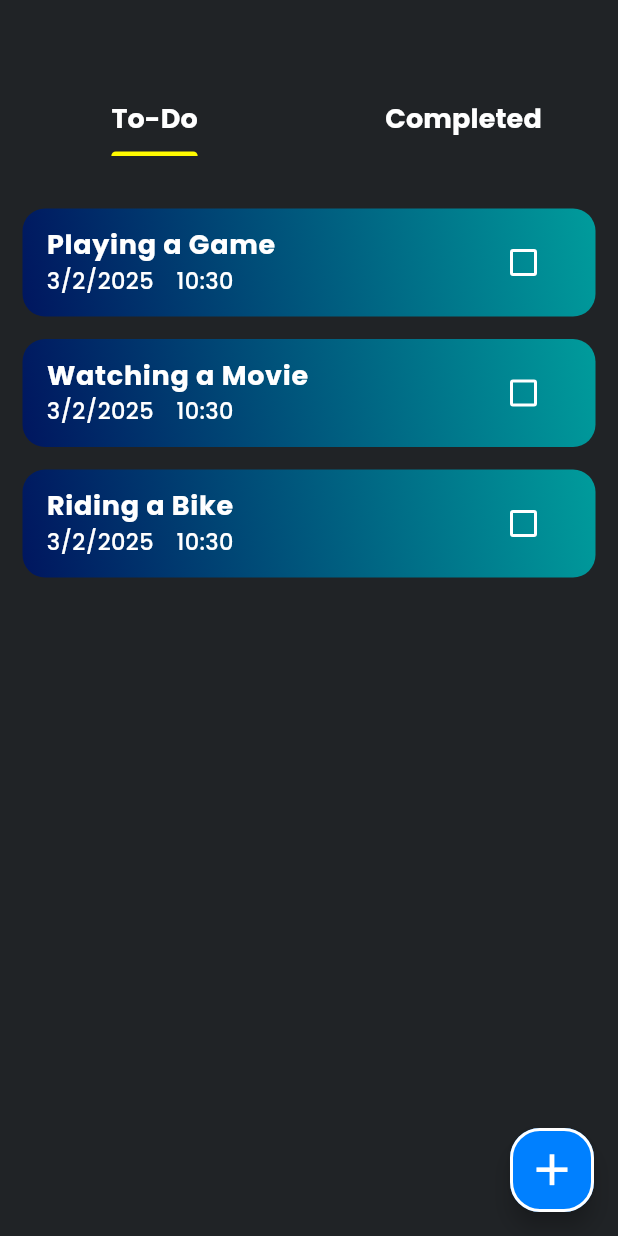
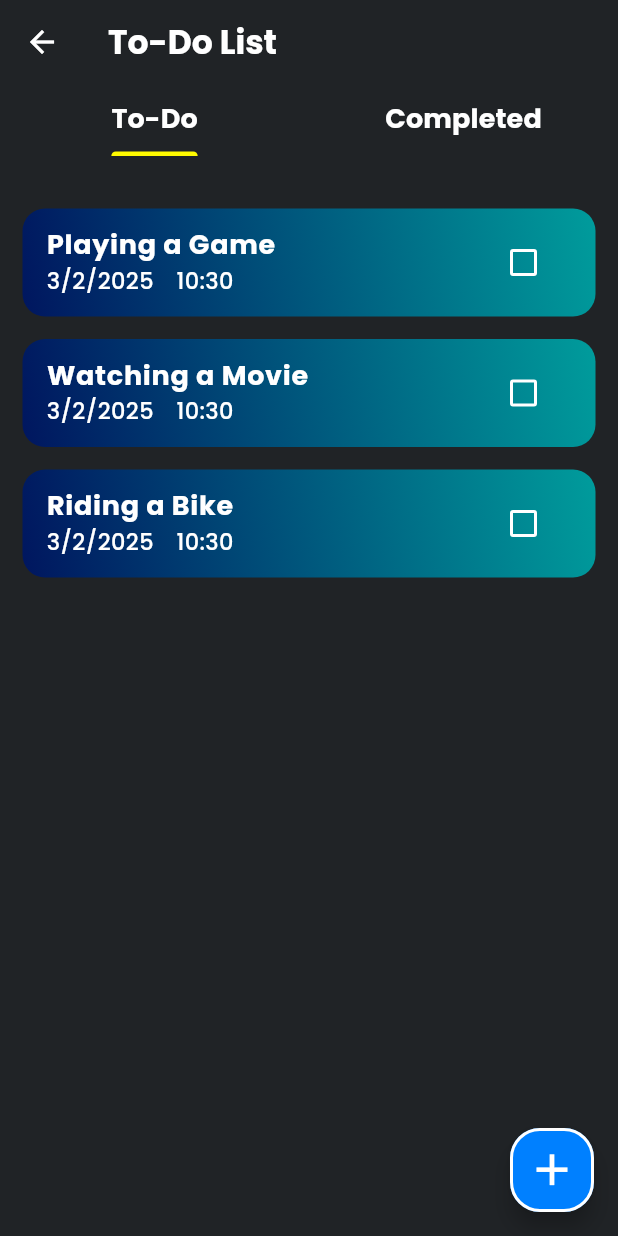
Before and after one commit to PAIshanMadusha/Note-Nest-Application, a Flutter app: the TodoListPage screen opened by its route, on a phone screen of 412 x 824 dp. Run offline on Flutter 3.47's test engine with Material 3 defaults, Android fonts, the light colour scheme and no system bars; our stand-ins replace go_router, google_fonts, hive, hive_flutter; accounts and stored records are empty.

Commit message:
Designed, Mark As Done

```diff
--- a/lib/pages/todo_list_page.dart
+++ b/lib/pages/todo_list_page.dart
@@ -2,6 +2,7 @@ import 'package:flutter/material.dart';
 import 'package:note_nest_application/models/todo_model.dart';
 import 'package:note_nest_application/services/todo_service.dart';
 import 'package:note_nest_application/utils/app_colors.dart';
+import 'package:note_nest_application/utils/app_router.dart';
 import 'package:note_nest_application/utils/app_text_styles.dart';
 import 'package:note_nest_application/widgets/completed_tab.dart';
 import 'package:note_nest_application/widgets/todo_tab.dart';
@@ -32,7 +33,7 @@ class _TodoListPageState extends State<TodoListPage>
 
   void _checkIfUserIsNew() async {
     final bool isNewUser = await todoService.isNewUser();
-    if(isNewUser){
+    if (isNewUser) {
       await todoService.createInitialTodos();
     }
     _loadTodos();
@@ -55,6 +56,17 @@ class _TodoListPageState extends State<TodoListPage>
   Widget build(BuildContext context) {
     return Scaffold(
       appBar: AppBar(
+        automaticallyImplyLeading: false,
+        leading: IconButton(
+          onPressed: () {
+            AppRouter.router.push("/");
+          },
+          icon: Icon(Icons.arrow_back),
+        ),
+        title: Text(
+          "To-Do List",
+          style: AppTextStyles.appSubTitle,
+        ),
         bottom: TabBar(
           controller: _tabController,
           dividerColor: AppColors.kBackGroundColor,
@@ -95,9 +107,11 @@ class _TodoListPageState extends State<TodoListPage>
         children: [
           TodoTab(
             incompletedTodos: incompletedTodos,
+            completedTodos: completedTodos,
           ),
           CompletedTab(
             completedTodos: completedTodos,
+            incompletedTodos: incompletedTodos,
           ),
         ],
       ),
--- a/lib/widgets/todo_card.dart
+++ b/lib/widgets/todo_card.dart
@@ -7,10 +7,12 @@ import 'package:note_nest_application/utils/app_text_styles.dart';
 class TodoCard extends StatefulWidget {
   final TodoModel todo;
   final bool isCompleted;
+  final Function() onCheckBoxMarked;
   const TodoCard({
     super.key,
     required this.todo,
     required this.isCompleted,
+    required this.onCheckBoxMarked,
   });
 
   @override
@@ -52,7 +54,7 @@ class _TodoCardState extends State<TodoCard> {
         ),
         trailing: Checkbox(
           value: widget.isCompleted,
-          onChanged: (value) {},
+          onChanged: (value) => widget.onCheckBoxMarked(),
         ),
       ),
     );
```
Also changed, not shown: lib/services/todo_service.dart (+21 -7 lines), lib/widgets/completed_tab.dart (+55 -2 lines), lib/widgets/todo_tab.dart (+30 -0 lines).
